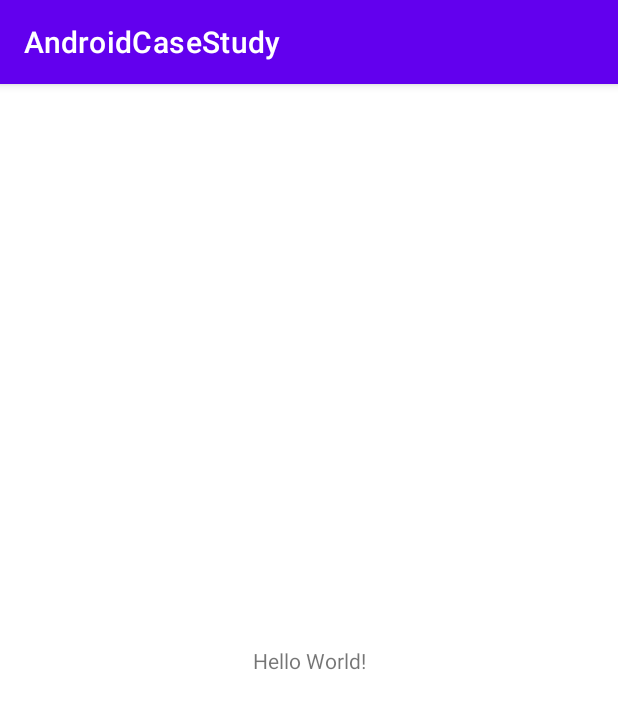
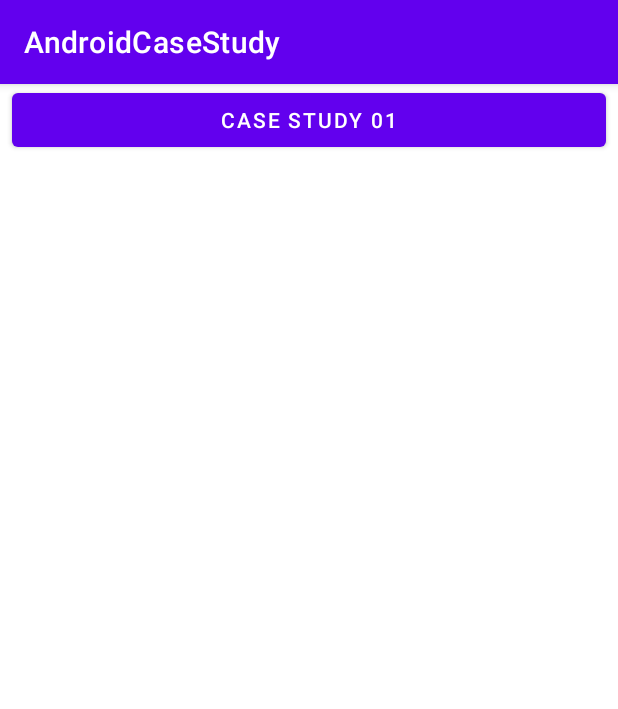
Before and after one commit to algokelvin-373/CaseStudyProgramming, an Android app: the screen it shows after launch (MainActivity), on a phone screen of 412 x 824 dp. Shown: the top 709 px of the screen. Run offline under Robolectric (Android 15) with nearby library versions, the phone set to English and light mode, and no system bars.

Commit message:
[Android] Implement Case Study 01

```diff
--- a/AndroidCaseStudy/app/build.gradle
+++ b/AndroidCaseStudy/app/build.gradle
@@ -30,6 +30,9 @@ android {
     kotlinOptions {
         jvmTarget = '1.8'
     }
+    buildFeatures {
+        viewBinding = true
+    }
 }
 
 dependencies {
--- a/AndroidCaseStudy/app/src/main/AndroidManifest.xml
+++ b/AndroidCaseStudy/app/src/main/AndroidManifest.xml
@@ -9,13 +9,15 @@
         android:roundIcon="@mipmap/ic_launcher_round"
         android:supportsRtl="true"
         android:theme="@style/Theme.AndroidCaseStudy">
-        <activity android:name=".MainActivity">
+        <activity
+            android:exported="true"
+            android:name=".MainActivity">
             <intent-filter>
                 <action android:name="android.intent.action.MAIN" />
-
                 <category android:name="android.intent.category.LAUNCHER" />
             </intent-filter>
         </activity>
+        <activity android:name=".cs01.CS01Activity"/>
     </application>
 
 </manifest>
--- a/AndroidCaseStudy/app/src/main/java/com/algokelvin/casestudy/MainActivity.kt
+++ b/AndroidCaseStudy/app/src/main/java/com/algokelvin/casestudy/MainActivity.kt
@@ -1,11 +1,22 @@
 package com.algokelvin.casestudy
 
+import android.content.Intent
 import androidx.appcompat.app.AppCompatActivity
 import android.os.Bundle
+import com.algokelvin.casestudy.cs01.CS01Activity
+import com.algokelvin.casestudy.databinding.ActivityMainBinding
 
 class MainActivity : AppCompatActivity() {
+    private lateinit var binding: ActivityMainBinding
+
     override fun onCreate(savedInstanceState: Bundle?) {
         super.onCreate(savedInstanceState)
-        setContentView(R.layout.activity_main)
+        binding = ActivityMainBinding.inflate(layoutInflater)
+        setContentView(binding.root)
+
+        binding.btnCaseStudy01.setOnClickListener {
+            startActivity(Intent(this, CS01Activity::class.java))
+        }
+
     }
 }
--- a/AndroidCaseStudy/app/src/main/res/layout/activity_main.xml
+++ b/AndroidCaseStudy/app/src/main/res/layout/activity_main.xml
@@ -1,18 +1,23 @@
 <?xml version="1.0" encoding="utf-8"?>
-<androidx.constraintlayout.widget.ConstraintLayout xmlns:android="http://schemas.android.com/apk/res/android"
+<LinearLayout xmlns:android="http://schemas.android.com/apk/res/android"
     xmlns:app="http://schemas.android.com/apk/res-auto"
     xmlns:tools="http://schemas.android.com/tools"
     android:layout_width="match_parent"
     android:layout_height="match_parent"
+    android:orientation="vertical"
     tools:context=".MainActivity">
 
-    <TextView
-        android:layout_width="wrap_content"
+    <Button
+        android:id="@+id/btn_case_study_01"
+        android:layout_width="match_parent"
         android:layout_height="wrap_content"
-        android:text="Hello World!"
+        android:text="Case Study 01"
+        android:padding="8dp"
+        android:layout_marginStart="8dp"
+        android:layout_marginEnd="8dp"
         app:layout_constraintBottom_toBottomOf="parent"
         app:layout_constraintLeft_toLeftOf="parent"
         app:layout_constraintRight_toRightOf="parent"
         app:layout_constraintTop_toTopOf="parent" />
 
-</androidx.constraintlayout.widget.ConstraintLayout>
+</LinearLayout>
```
Also changed, not shown: AndroidCaseStudy/app/src/main/java/com/algokelvin/casestudy/cs01/CS01Activity.kt (added, +32 -0 lines), AndroidCaseStudy/app/src/main/res/layout/activity_case_study_01.xml (added, +60 -0 lines).
